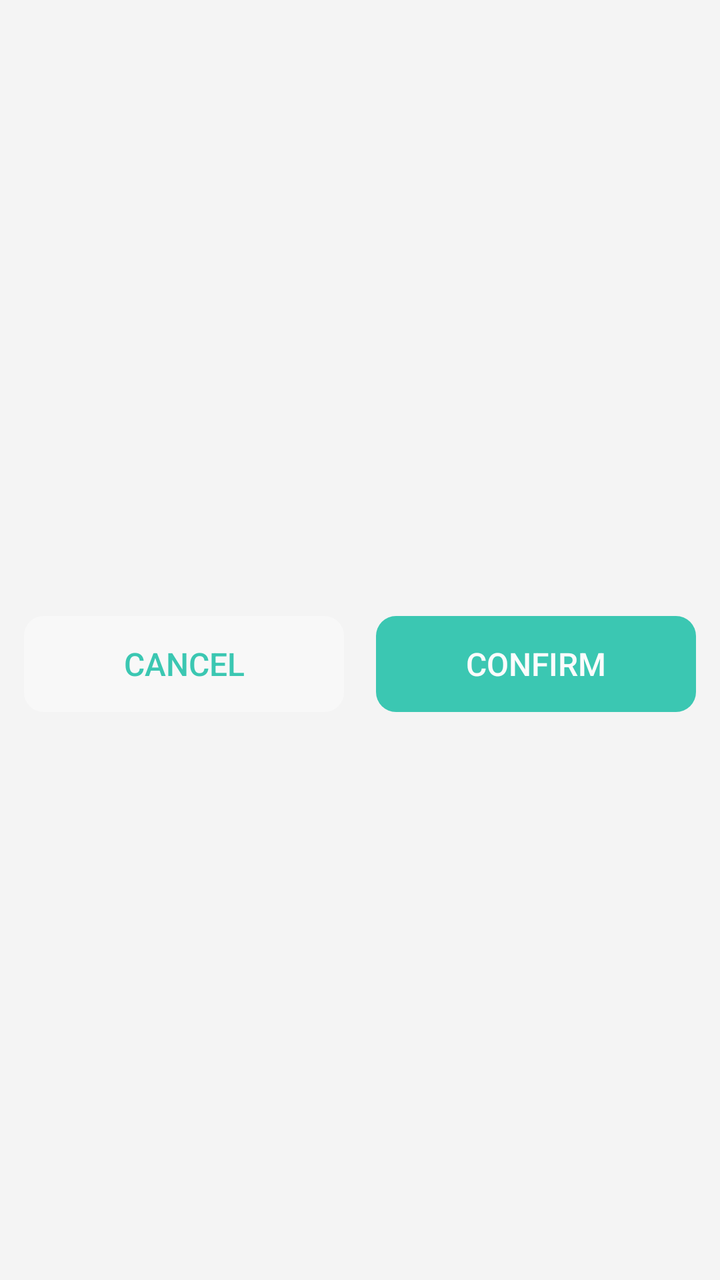
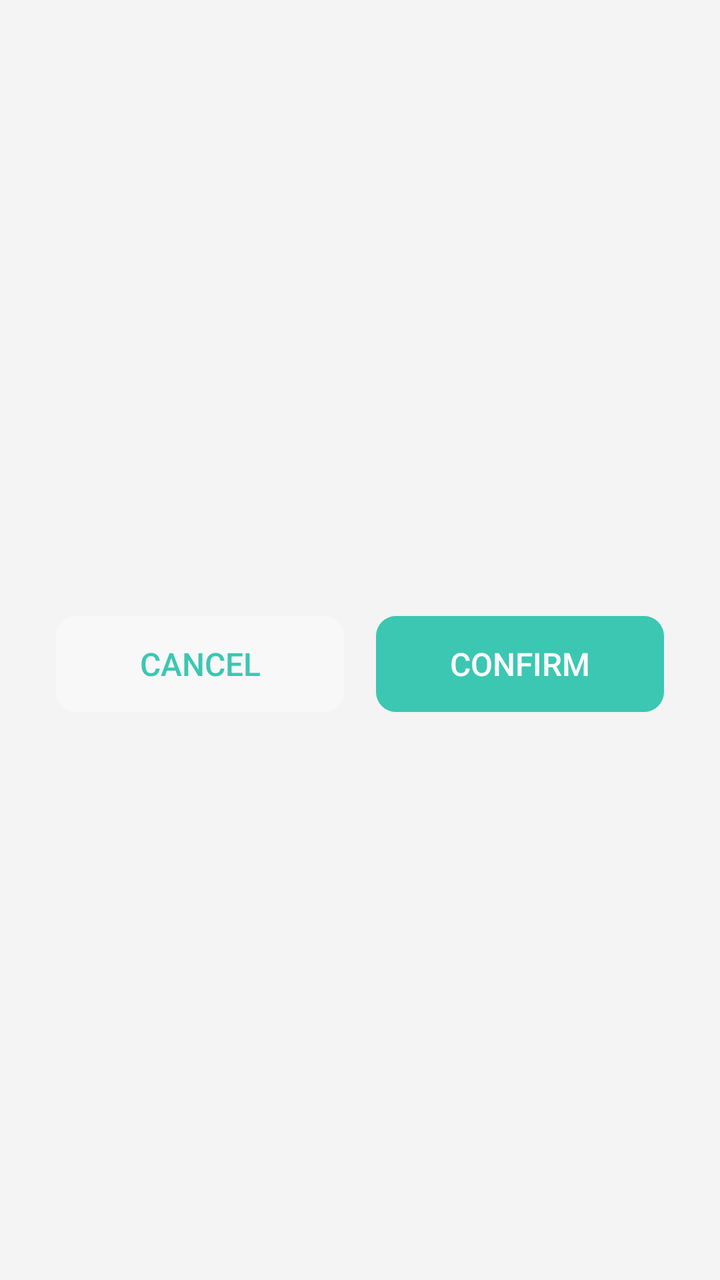

Two renders of the same Android screen: before a commit and after it. Below are the layout's source before the change and the commit's diff.
<!-- AndroidManifest.xml: application theme AppTheme -->
<!-- res/layout/dialog_item_chooser_small.xml -->
<?xml version="1.0" encoding="utf-8"?>
<LinearLayout xmlns:android="http://schemas.android.com/apk/res/android"
    style="@style/dialogRoot"
    android:gravity="center_vertical"
    android:focusable="true"
    android:focusableInTouchMode="true"
    android:layout_width="match_parent"
    android:layout_height="wrap_content">
    <RelativeLayout
        android:visibility="gone"
        android:id="@+id/search_bar"
        android:background="@drawable/dialog_search_bg"
        android:layout_width="match_parent"
        android:layout_height="50dp">
        <EditText
            android:id="@+id/search_box"
            android:nextFocusDown="@id/search_box"
            android:lines="1"
            android:singleLine="true"
            android:imeOptions="actionSearch"
            android:layout_width="match_parent"
            android:layout_height="match_parent"
            android:paddingStart="20dp"
            android:paddingEnd="20dp"
            android:maxLength="30"
            android:textSize="15dp"
            android:hint="@string/item_chooser_search_hint"
            android:background="@null" />

        <ImageButton
            android:id="@+id/search_box_clear"
            android:background="@null"
            android:layout_alignParentEnd="true"
            android:layout_centerVertical="true"
            android:src="@drawable/dialog_search_clear"
            android:scaleType="centerInside"
            android:padding="15dp"
            android:tint="?android:textColorPrimary"
            android:layout_width="50dp"
            android:layout_height="50dp" />
    </RelativeLayout>

    <FrameLayout
        android:layout_marginBottom="8dp"
        android:id="@+id/header"
        android:layout_width="match_parent"
        android:layout_height="wrap_content">

        <TextView
            style="@style/dialogTitle"
            android:breakStrategy="simple"
            android:paddingStart="4dp"
            android:paddingEnd="4dp"
            android:id="@+id/dialog_title"
            android:visibility="gone"
            android:layout_width="match_parent"
            android:layout_height="wrap_content" />

        <TextView
            style="@style/dialogDesc"
            android:breakStrategy="simple"
            android:paddingStart="4dp"
            android:paddingEnd="4dp"
            android:id="@+id/dialog_desc"
            android:visibility="gone"
            android:layout_width="match_parent"
            android:layout_height="wrap_content" />
    </FrameLayout>

    <ListView
        android:background="@drawable/krscript_item_ripple_kon"
        android:paddingEnd="5dp"
        android:id="@+id/item_list"
        android:scrollbarSize="0dp"
        android:divider="@null"
        android:fastScrollEnabled="true"
        android:scrollbarStyle="insideOverlay"
        android:requiresFadingEdge="vertical"
        android:smoothScrollbar="true"
        android:layout_width="match_parent"
        android:layout_height="wrap_content" />

    <LinearLayout
        android:id="@+id/bottom_buttons"
        android:layout_marginTop="16dp"
        android:orientation="horizontal"
        android:layout_width="match_parent"
        android:layout_height="wrap_content">

        <Button
            android:id="@+id/btn_cancel"
            style="@style/dialogCancelBtn"
            android:text="@string/btn_cancel">
        </Button>
        <Button
            android:id="@+id/btn_confirm"
            style="@style/dialogConfirmBtn"
            android:text="@string/btn_confirm">
        </Button>
    </LinearLayout>
</LinearLayout>
<!-- resources referenced by this layout -->
<resources>
  <!-- drawable dialog_search_bg (drawable) -->
  <?xml version="1.0" encoding="utf-8"?>
  <shape xmlns:android="http://schemas.android.com/apk/res/android">
      <solid android:color="?attr/colorParse" />
      <size android:height="25dp" />
      <corners android:radius="10dp" />
  
      
  </shape>
  <string name="btn_cancel">Cancel</string>
  <string name="btn_confirm">Confirm</string>
  <string name="item_chooser_search_hint">Search options</string>
  <style name="dialogCancelBtn" parent="dialogLargeBtn">
          <item name="android:layout_marginStart">0dp</item>
          <item name="android:background">@drawable/btn_bg_large_secondary</item>
      </style>
  <style name="dialogConfirmBtn" parent="dialogLargeBtn">
          <item name="android:textColor">#FFFFFF</item>
          <item name="android:background">@drawable/btn_bg_large</item>
      </style>
  <style name="dialogDesc" parent="@style/textSmall">
          <item name="android:paddingStart">16dp</item>
          <item name="android:paddingEnd">16dp</item>
          <item name="android:paddingTop">8dp</item>
          <item name="android:layout_width">match_parent</item>
          <item name="android:layout_height">wrap_content</item>
      </style>
  <style name="dialogRoot">
          <item name="android:layout_width">match_parent</item>
          <item name="android:layout_height">match_parent</item>
          <item name="android:orientation">vertical</item>
          <item name="android:padding">12dp</item>
      </style>
  <style name="dialogTitle" parent="@style/textTitle">
          <item name="android:paddingStart">16dp</item>
          <item name="android:paddingEnd">16dp</item>
          <item name="android:paddingTop">16dp</item>
          <item name="android:layout_width">match_parent</item>
          <item name="android:layout_height">wrap_content</item>
      </style>
  <style name="textSmall">
          <item name="android:textColor">?android:attr/textColorSecondary</item>
          <item name="android:textSize">12sp</item>
      </style>
  <style name="textTitle">
          <item name="android:textColor">?android:attr/textColorPrimary</item>
          <item name="android:textStyle">bold</item>
          <item name="android:textSize">14dp</item>
      </style>
  <color name="colorPrimary">#64CDB6</color>
  <color name="colorPrimaryDark">#30C7B6</color>
  <color name="colorAccent">#0dbda2</color>
  <color name="colorParseDark">#20605f5f</color>
  <color name="colorPirmDark">#20000000</color>
  <color name="status_bg_light">@android:color/white</color>
  <color name="window_bg_light">#f4f4f4</color>
  <color name="cardBgLight">#CCFFFFFF</color>
  <!-- drawable seekbar_thumb (drawable) -->
  <?xml version="1.0" encoding="utf-8"?>
  <shape xmlns:android="http://schemas.android.com/apk/res/android">
      <solid android:color="@android:color/transparent" />
      <corners android:radius="10dp" />
      <size
          android:width="12dp"
          android:height="12dp" />
  </shape>
  <!-- drawable switch_track_disabled (drawable) -->
  <?xml version="1.0" encoding="utf-8"?>
  <shape xmlns:android="http://schemas.android.com/apk/res/android">
      <solid android:color="#22888888" />
      <corners android:radius="10dp" />
      <size android:width="66dp" android:height="20dp" />
  </shape>
  <!-- drawable switch_track_open (drawable) -->
  <?xml version="1.0" encoding="utf-8"?>
  <shape xmlns:android="http://schemas.android.com/apk/res/android">
      <solid android:color="?android:colorAccent" />
      <corners android:radius="10dp" />
      <size android:width="66dp" android:height="20dp" />
  </shape>
  <!-- drawable switch_track_close (drawable) -->
  <?xml version="1.0" encoding="utf-8"?>
  <shape xmlns:android="http://schemas.android.com/apk/res/android">
      <solid android:color="#44888888" />
      <corners android:radius="10dp" />
      <size android:width="66dp" android:height="20dp" />
  </shape>
  <!-- unchanged entries left out for length: 19 -->
</resources>

<!-- the commit's change to res/layout/dialog_item_chooser_small.xml (unified diff, before → after) -->
@@ -83,6 +83,7 @@
     <LinearLayout
         android:id="@+id/bottom_buttons"
         android:layout_marginTop="16dp"
+        android:layout_marginHorizontal="16dp"
         android:orientation="horizontal"
         android:layout_width="match_parent"
         android:layout_height="wrap_content">
